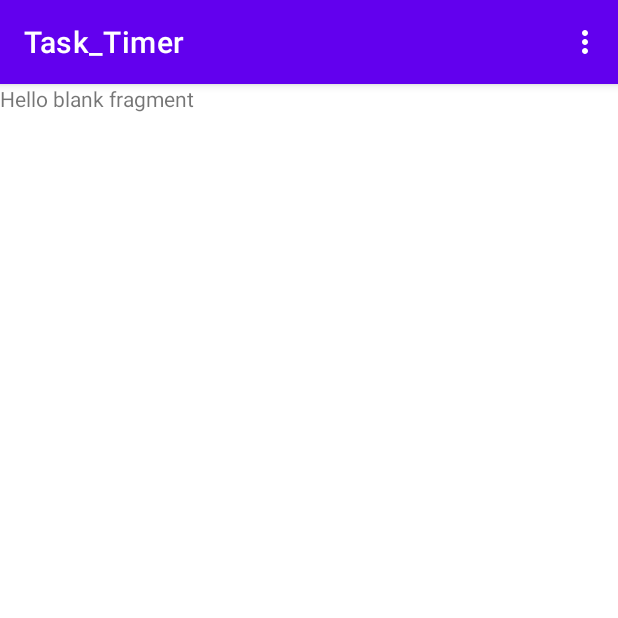
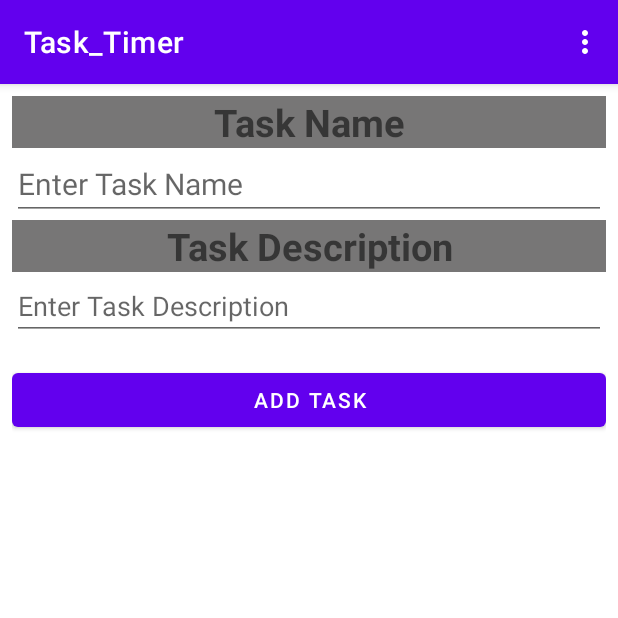
Before and after one commit to faisal-alfariheedi/Task_Timer, an Android app: the Editor screen opened through its navigation route, on a phone screen of 412 x 824 dp, the top half of it. Run offline under Robolectric (Android 15) with nearby library versions, the phone set to English and light mode, and no system bars.

Commit message:
Added UI

```diff
--- a/app/src/main/res/layout/fragment_editor.xml
+++ b/app/src/main/res/layout/fragment_editor.xml
@@ -1,14 +1,62 @@
 <?xml version="1.0" encoding="utf-8"?>
-<FrameLayout xmlns:android="http://schemas.android.com/apk/res/android"
+<androidx.constraintlayout.widget.ConstraintLayout xmlns:android="http://schemas.android.com/apk/res/android"
+    xmlns:app="http://schemas.android.com/apk/res-auto"
     xmlns:tools="http://schemas.android.com/tools"
     android:layout_width="match_parent"
     android:layout_height="match_parent"
+    android:layout_margin="8dp"
     tools:context=".Editor">
 
-    <!-- TODO: Update blank fragment layout -->
-    <TextView
+    <LinearLayout
         android:layout_width="match_parent"
-        android:layout_height="match_parent"
-        android:text="@string/hello_blank_fragment" />
+        android:layout_height="0dp"
+        android:orientation="vertical"
+        app:layout_constraintBottom_toBottomOf="parent"
+        app:layout_constraintEnd_toEndOf="parent"
+        app:layout_constraintStart_toStartOf="parent"
+        app:layout_constraintTop_toTopOf="parent">
 
-</FrameLayout>
+        <TextView
+            android:layout_width="match_parent"
+            android:layout_height="wrap_content"
+            android:text="Task Name"
+            android:textStyle="bold"
+            android:textAlignment="center"
+            android:textSize="25dp"
+            android:background="#777676"
+            />
+
+        <EditText
+            android:id="@+id/taskNameET"
+            android:layout_width="match_parent"
+            android:layout_height="wrap_content"
+            android:textSize="20dp"
+            android:hint="Enter Task Name"
+            android:inputType="textPersonName" />
+
+        <TextView
+            android:layout_width="match_parent"
+            android:layout_height="wrap_content"
+            android:textStyle="bold"
+            android:textAlignment="center"
+            android:textSize="25dp"
+            android:background="#777676"
+            android:text="Task Description" />
+
+        <EditText
+            android:id="@+id/taskDesET"
+            android:layout_width="match_parent"
+            android:layout_height="wrap_content"
+            android:hint="Enter Task Description"
+            android:inputType="textPersonName" />
+
+        <Button
+            android:id="@+id/addBtn"
+            android:layout_width="match_parent"
+            android:layout_height="wrap_content"
+            android:text="Add Task"
+            android:layout_gravity="center_horizontal"
+            android:layout_marginVertical="16dp"
+            />
+    </LinearLayout>
+</androidx.constraintlayout.widget.ConstraintLayout>
```
Also changed, not shown: app/src/main/res/layout/fragment_main.xml (+7 -6 lines), app/src/main/res/layout/rvlist.xml (+17 -2 lines).
